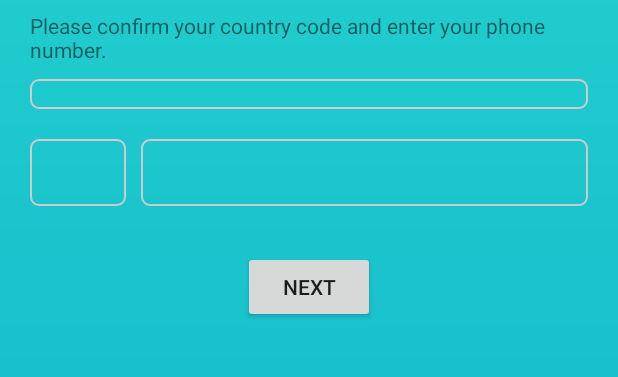
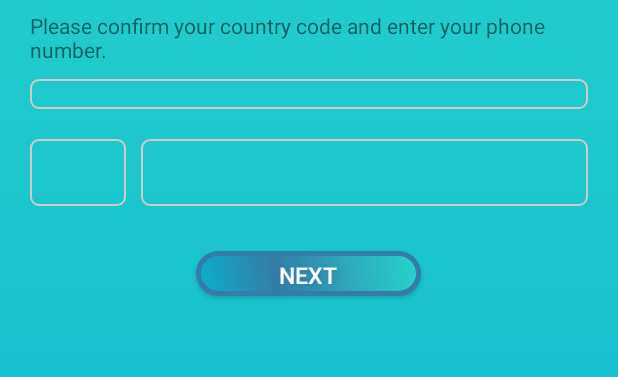
Before and after one commit to nafshadigital/SmartCallAssistant, an Android app: the screen it shows after launch (EnterMobilenumber), on a phone screen of 412 x 824 dp, the part 351-728 px from its top. Run offline under Robolectric (Android 15) with nearby library versions, the light colour scheme and no system bars; libraries missing offline, so code that uses them is left out: com.loopj.android, cz.msebera.android.

Commit message:
Added Button Style

```diff
--- a/SmartCallAssistant/app/src/main/java/com/nafshadigital/smartcallassistant/vo/SettingsVO.java
+++ b/SmartCallAssistant/app/src/main/java/com/nafshadigital/smartcallassistant/vo/SettingsVO.java
@@ -92,7 +92,7 @@ public class SettingsVO {
                 ismobilemute = res.getString(res.getColumnIndex("ismobilemute"));
                 System.out.println("setting obj=" + toString());
             } while (res.moveToNext());
-            System.out.println("SettingsVO.java ---> From Time from Database = "+res.getColumnIndex("fromtime") + " To Time ="+ res.getColumnIndex("totime"));
+            System.out.println("SettingsVO.java ---> From Time from Database = "+fromtime + " To Time ="+ totime);
         }
         res.close();
         db.close();
--- a/SmartCallAssistant/app/src/main/res/layout/activity_verify_mobile.xml
+++ b/SmartCallAssistant/app/src/main/res/layout/activity_verify_mobile.xml
@@ -63,13 +63,14 @@
 
     </LinearLayout>
 
+
     <Button
         android:id="@+id/btnokverify"
-        android:layout_width="wrap_content"
-        android:layout_height="wrap_content"
         android:onClick="okverify"
         android:text="Next"
-        android:layout_gravity="center"
-        android:layout_marginTop="30sp" android:maxLength="10"/>
+        android:layout_marginTop="30sp"
+        style="@style/SmartButton"
+        />
+
 </LinearLayout>
 </ScrollView>
--- /dev/null
+++ b/SmartCallAssistant/app/src/main/res/values/buttonstyle.xml
@@ -0,0 +1,32 @@
+<?xml version="1.0" encoding="utf-8"?>
+<resources>
+    <style name="SmartButton">
+        <item name="android:textColor">#FFFFFF</item>
+        <item name="android:textSize">15sp</item>
+        <item name="android:padding">5sp</item>
+        <item name="android:layout_width">150dp</item>
+        <item name="android:layout_height">30dp</item>
+        <item name="android:layout_gravity">center</item>
+        <item name="android:layout_marginBottom">60sp</item>
+        <item name="android:layout_alignParentBottom">true</item>
+        <item name="android:layout_centerInParent">true</item>
+        <item name="android:background">@drawable/buttonshape</item>
+        <item name="android:shadowColor">#347DA8</item>
+        <item name="android:shadowDx">2</item>
+        <item name="android:shadowDy">2</item>
+        <item name="android:shadowRadius">5</item>
+    </style>
+    <style name="GradientButton">
+        <item name="android:textColor">#FFFFFF</item>
+        <item name="android:textSize">15sp</item>
+        <item name="android:padding">5sp</item>
+        <item name="android:layout_width">150dp</item>
+        <item name="android:layout_height">30dp</item>
+        <item name="android:layout_gravity">center</item>
+        <item name="android:background">@drawable/buttonshape</item>
+        <item name="android:shadowColor">#347DA8</item>
+        <item name="android:shadowDx">2</item>
+        <item name="android:shadowDy">2</item>
+        <item name="android:shadowRadius">5</item>
+    </style>
+</resources>
```
Also changed, not shown: SmartCallAssistant/app/src/main/res/layout/activity_add.xml (+3 -11 lines), SmartCallAssistant/app/src/main/res/layout/activity_help.xml (+5 -4 lines), SmartCallAssistant/app/src/main/res/layout/activity_my_profile.xml (+9 -30 lines), SmartCallAssistant/app/src/main/res/layout/activity_notification_detail.xml (+4 -5 lines), SmartCallAssistant/app/src/main/res/layout/activity_notify.xml (+7 -4 lines), SmartCallAssistant/app/src/main/res/layout/activity_number_verify.xml (+3 -7 lines), SmartCallAssistant/app/src/main/res/layout/activity_remainder.xml (+3 -12 lines).
